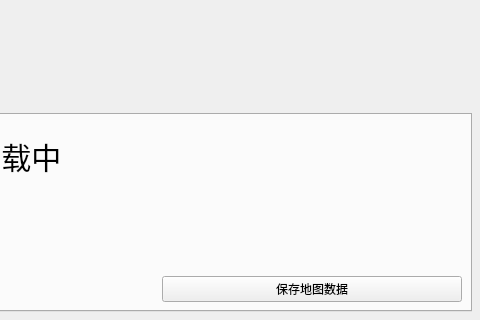
This is mainwindow.ui in bedrock-dev/BedrockMap as Qt 5 draws it before an edit; both pictures show x 711 to 1191 and y 680 to 1000 of the 1191 by 1000 pixel window. The edited form follows.
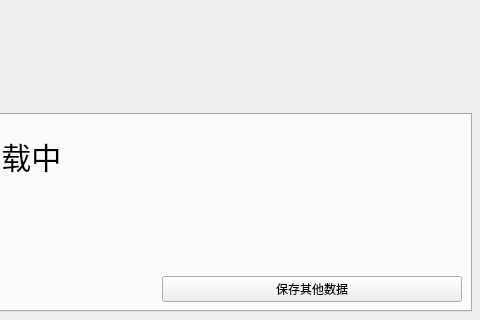
This is the edited form. The open tabs and pages were chosen to show the change. Icons and pictures are not drawn.

Commit message: 支持修改其他全局NBT数据

Diff of the .ui file:
```diff
--- a/mainwindow.ui
+++ b/mainwindow.ui
@@ -1005,7 +1005,7 @@
                  </size>
                 </property>
                 <property name="text">
-                 <string>保存地图数据</string>
+                 <string>保存其他数据</string>
                 </property>
                </widget>
               </item>
```
Left out of the diff: 2 changed lines with no effect on the pictures. The commit also changes 4 other files.
